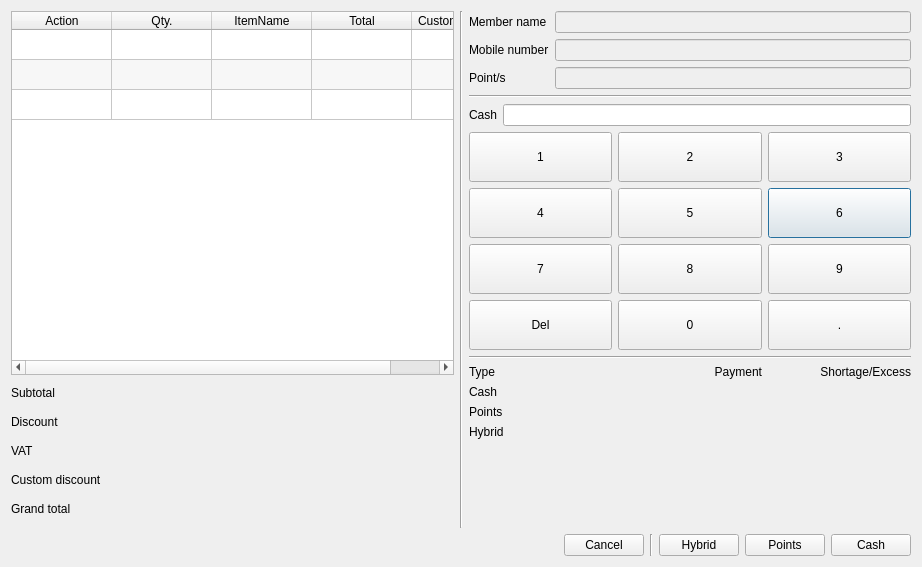
First picture: the form in app/views/templates/InOrder.ui, repository rondalefloyd/mts-pos, before the edit.
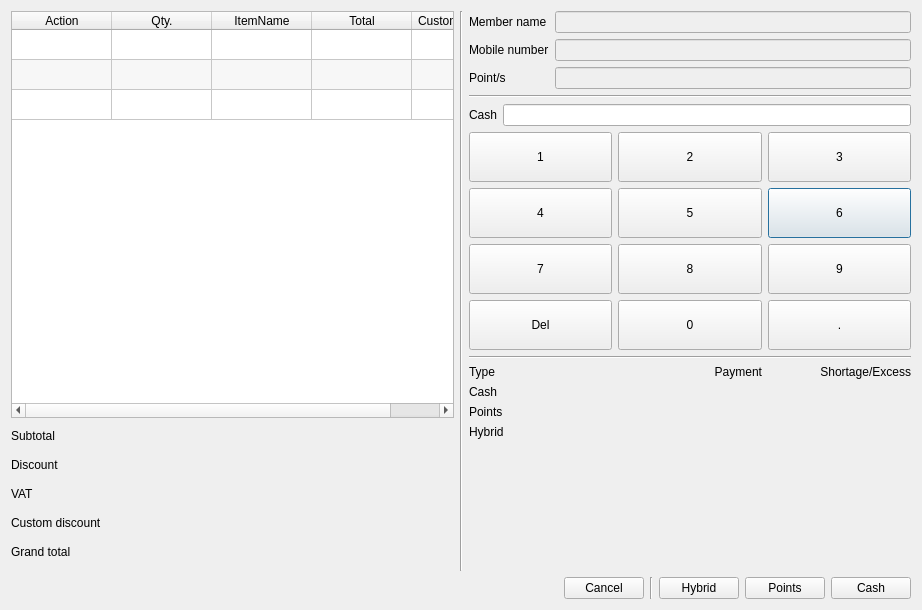
Second picture: the form after the edit.

Patch:
```diff
--- a/app/views/templates/InOrder.ui
+++ b/app/views/templates/InOrder.ui
@@ -7,7 +7,7 @@
     <x>0</x>
     <y>0</y>
     <width>922</width>
-    <height>567</height>
+    <height>610</height>
    </rect>
   </property>
   <property name="windowTitle">
```
